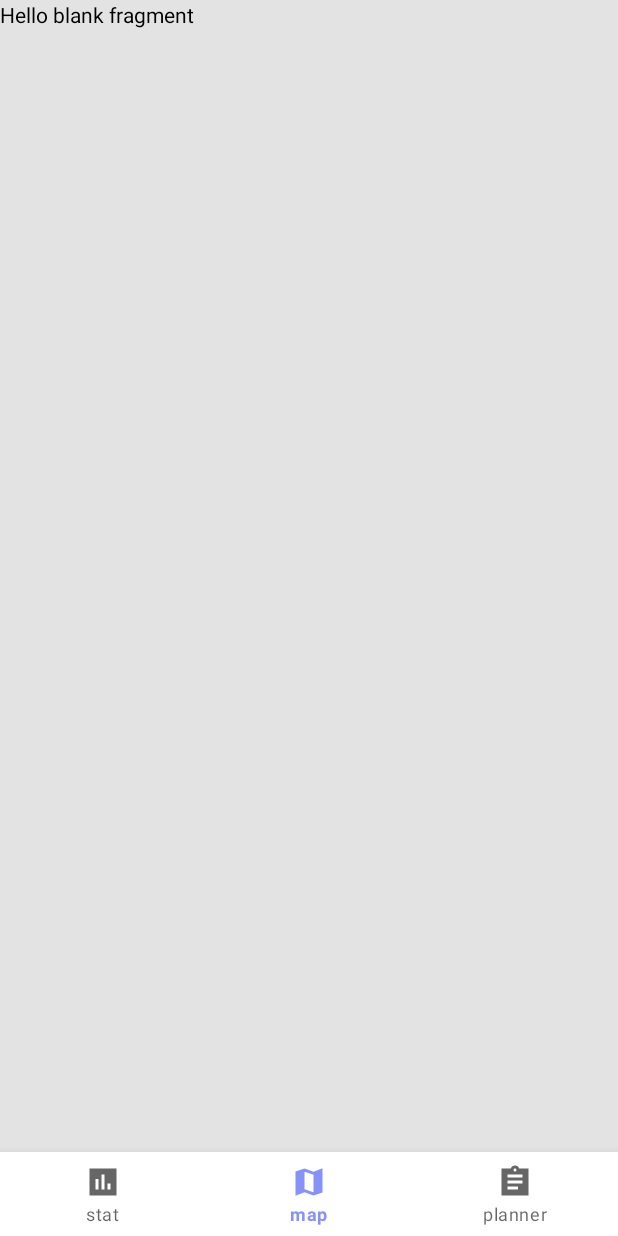
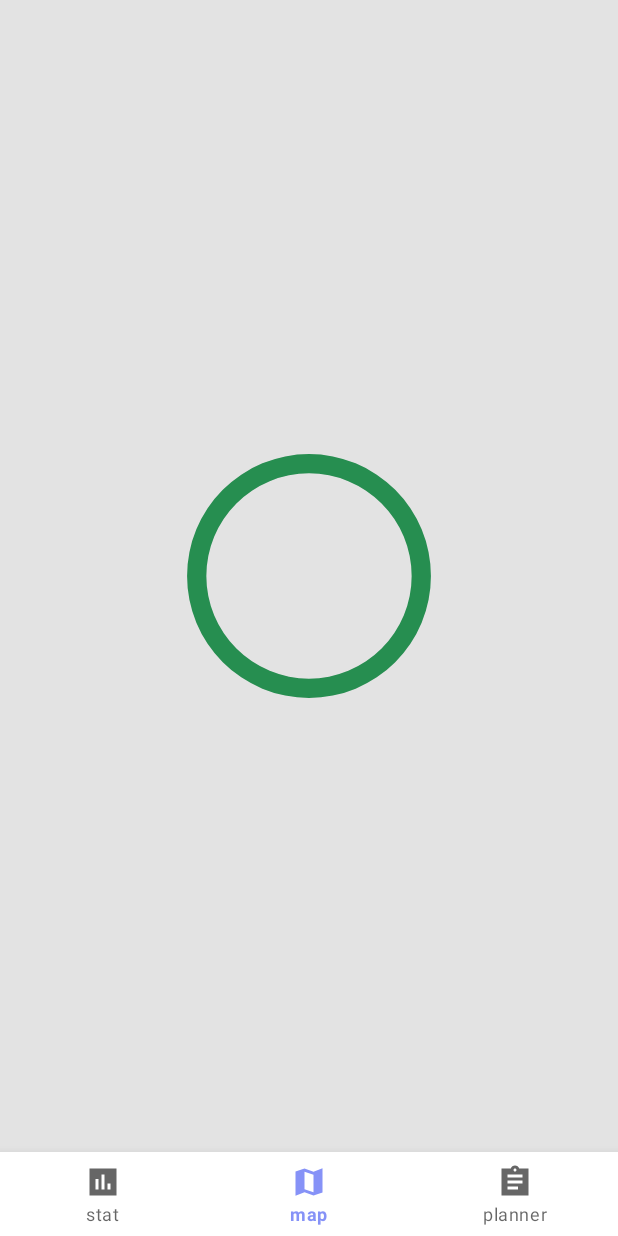
Before and after one commit to jhu-cs-uima-sp23/TeamC-EarlyJay, an Android app: the fragment Stat_frag placed in its activity, on a phone screen of 412 x 824 dp. Run offline under Robolectric (Android 15) with nearby library versions, the phone set to English and light mode, and no system bars; our stand-ins replace Firebase (no records; nobody signed in at launch, a user with empty details on screens opened directly); libraries missing offline, so code that uses them is left out: me.tankery.lib; Roboto replaces fonts that are not available here.

Commit message:
analytics layout progressbar & barchart

```diff
--- a/app/build.gradle
+++ b/app/build.gradle
@@ -54,5 +54,7 @@ dependencies {
     implementation "com.google.android.gms:play-services-location:21.0.1"
     implementation 'com.google.firebase:firebase-analytics-ktx'
     implementation 'com.google.firebase:firebase-database-ktx'
+    implementation 'com.github.PhilJay:MPAndroidChart:v3.1.0'
+
 
 }
--- a/app/src/main/java/com/example/empty/MainActivity.java
+++ b/app/src/main/java/com/example/empty/MainActivity.java
@@ -32,7 +32,8 @@ public class MainActivity extends AppCompatActivity {
                     replaceFragment(frame, new Map_frag());
                     break;
                 case R.id.stat:
-                    replaceFragment(frame, new Stat_frag());
+//                    replaceFragment(frame, new Stat_frag());
+                    replaceFragment(frame,new Analytics());
                     break;
                 case R.id.planner:
                     replaceFragment(frame, new Planner_frag());
--- /dev/null
+++ b/app/src/main/res/drawable/circle.xml
@@ -0,0 +1,20 @@
+<?xml version="1.0" encoding="utf-8"?>
+<layer-list xmlns:android="http://schemas.android.com/apk/res/android">
+    <item>
+        <shape
+            android:shape="ring"
+            android:thicknessRatio="16"
+            android:useLevel="false">
+            <solid android:color="#DDD"/>
+        </shape>
+    </item>
+
+    <item>
+        <shape
+            android:shape="ring"
+            android:thicknessRatio="16"
+            android:useLevel="true">
+            <solid android:color="#268E50"/>
+        </shape>
+    </item>
+</layer-list>
--- a/app/src/main/res/layout/fragment_stat.xml
+++ b/app/src/main/res/layout/fragment_stat.xml
@@ -5,20 +5,45 @@
     android:id="@+id/frameLayout"
     android:layout_width="match_parent"
     android:layout_height="match_parent"
-    tools:context=".Stat_frag">
+    tools:context=".Analytics">
 
     <!-- TODO: Update blank fragment layout -->
 
-    <TextView
-        android:id="@+id/textView"
-        android:layout_width="0dp"
-        android:layout_height="0dp"
-        android:text="@string/hello_blank_fragment"
+
+    <LinearLayout
+        android:id="@+id/chartContainerForTime"
+        android:layout_width="263dp"
+        android:layout_height="143dp"
+        android:orientation="vertical"
         app:layout_constraintBottom_toBottomOf="parent"
         app:layout_constraintEnd_toEndOf="parent"
-        app:layout_constraintHorizontal_bias="0.0"
         app:layout_constraintStart_toStartOf="parent"
         app:layout_constraintTop_toTopOf="parent"
-        app:layout_constraintVertical_bias="0.0" />
+        app:layout_constraintVertical_bias="0.158" />
+
+<!--    <ProgressBar-->
+<!--        android:id="@+id/progressBar"-->
+<!--        style="?android:attr/progressBarStyle"-->
+<!--        android:layout_width="73dp"-->
+<!--        android:layout_height="91dp"-->
+<!--        app:layout_constraintBottom_toBottomOf="parent"-->
+<!--        app:layout_constraintEnd_toEndOf="parent"-->
+<!--        app:layout_constraintHorizontal_bias="0.156"-->
+<!--        app:layout_constraintStart_toStartOf="parent"-->
+<!--        app:layout_constraintTop_toTopOf="parent" />-->
+
+    <ProgressBar
+        android:id="@+id/progressBar"
+        android:layout_width="205dp"
+        android:layout_height="184dp"
+        android:layout_gravity="center_horizontal"
+        android:indeterminateOnly="false"
+        android:progress="100"
+        android:progressDrawable="@drawable/circle"
+        app:layout_constraintBottom_toBottomOf="parent"
+        app:layout_constraintEnd_toEndOf="parent"
+        app:layout_constraintStart_toStartOf="parent"
+        app:layout_constraintTop_toTopOf="parent"
+        tools:progress="1" />
 
 </androidx.constraintlayout.widget.ConstraintLayout>
--- a/app/src/main/res/values/colors.xml
+++ b/app/src/main/res/values/colors.xml
@@ -10,5 +10,8 @@
     <color name="red">#F44336</color>
     <color name="light_gray">#E3E3E3</color>
     <color name="lavender">#8692f7</color>
+    <color name="yellow">#F2C38F</color>
+    <color name="lightGray">#748B97</color>
+
 
 </resources>
--- a/settings.gradle
+++ b/settings.gradle
@@ -10,6 +10,7 @@ dependencyResolutionManagement {
     repositories {
         google()
         mavenCentral()
+        maven { url 'https://jitpack.io' }
     }
 }
 rootProject.name = "Empty"
```
Also changed, not shown: app/src/main/java/com/example/empty/Analytics.java (added, +148 -0 lines).
